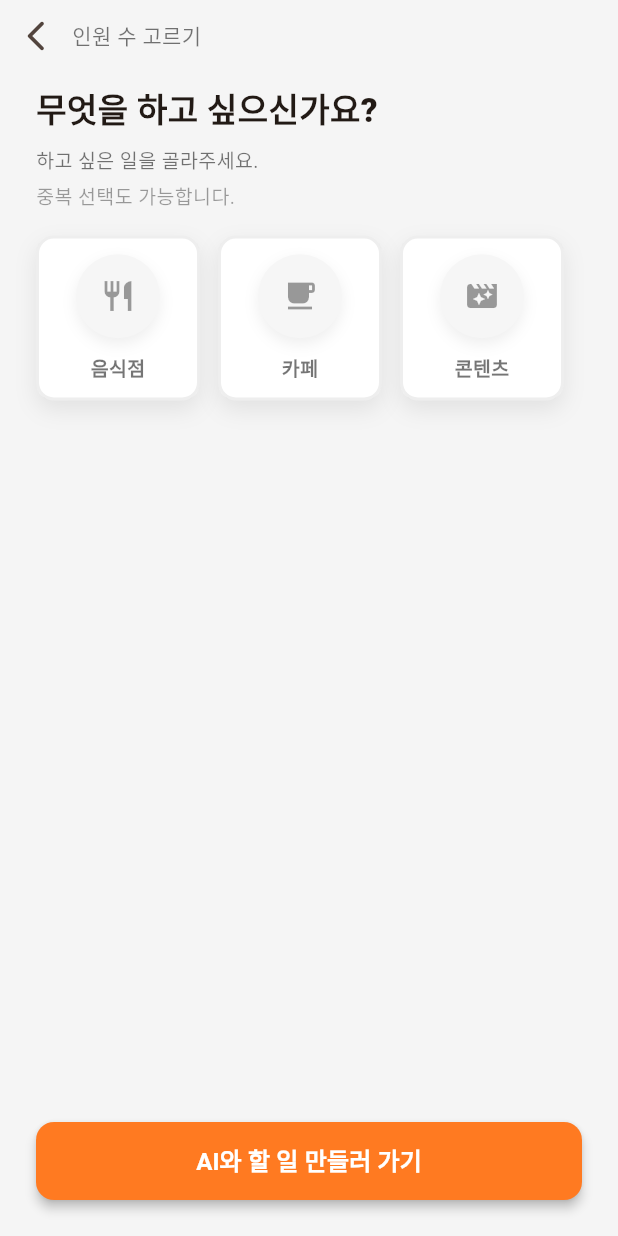
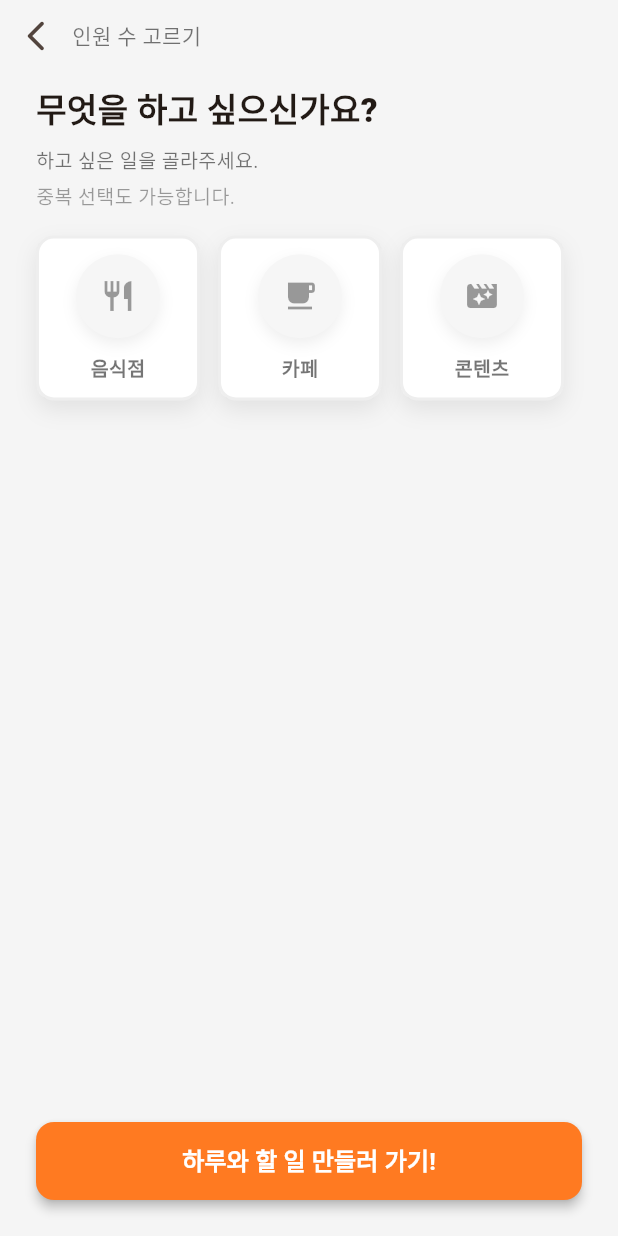
Before and after one commit to sswwdk/EclipseApp, a Flutter app: the TaskSelectScreen screen opened directly with empty values, on a phone screen of 412 x 824 dp. Run offline on Flutter 3.47's test engine with Material 3 defaults, Android fonts, the phone set to English and light mode, and no system bars.

Commit message:
[refactor] 텍스트 변경 테스트

```diff
--- a/lib/make_todo/make_todo.dart
+++ b/lib/make_todo/make_todo.dart
@@ -250,7 +250,7 @@ class _TaskSelectScreenState extends State<TaskSelectScreen> {
                       ),
                     );
                   },
-                  child: const Text('AI와 할 일 만들러 가기',
+                  child: const Text('하루와 할 일 만들러 가기!',
                       style: TextStyle(fontSize: 16, fontWeight: FontWeight.w700)),
                 ),
               ),
```
